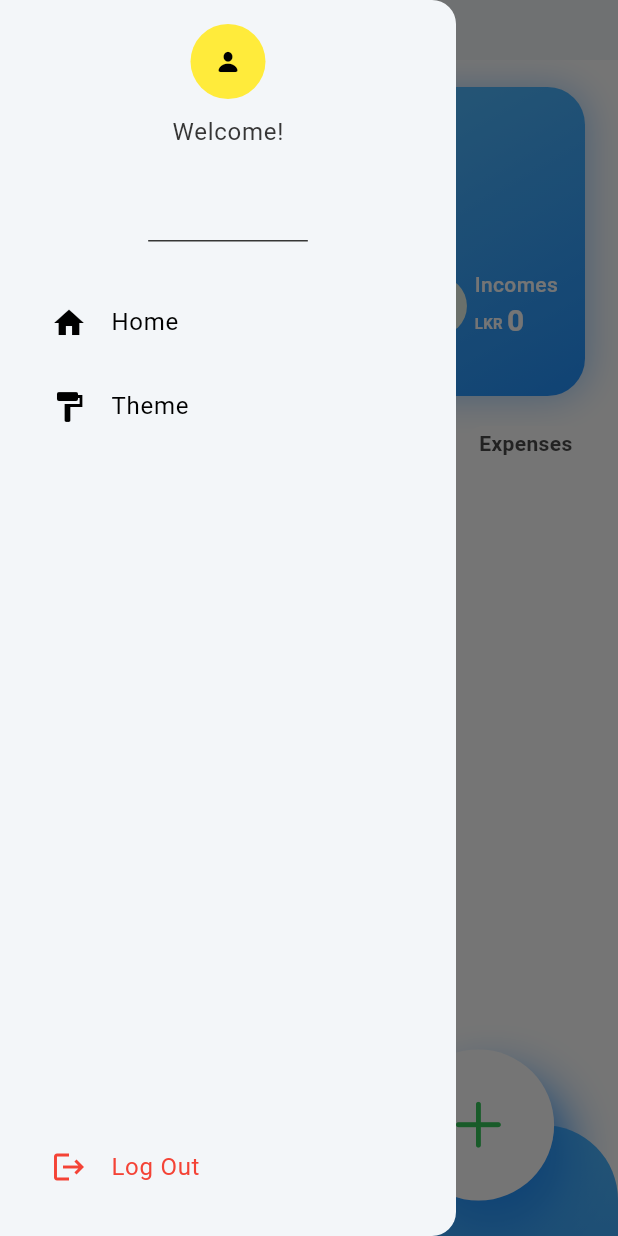
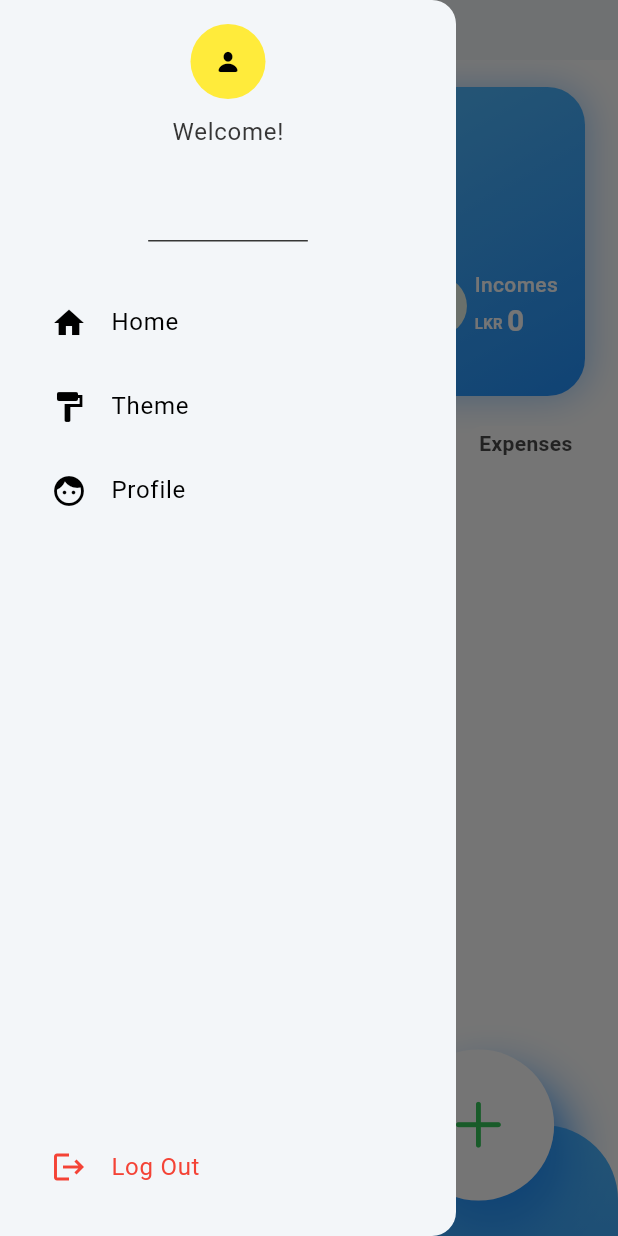
Before and after one commit to puliya2002/money_track, a Flutter app: the screen it shows once a user with an empty profile is signed in, with the side drawer open, on a phone screen of 412 x 824 dp. Run offline on Flutter 3.47's test engine with Material 3 defaults, Android fonts, the light colour scheme and no system bars; our stand-ins replace cloud_firestore, firebase_auth, firebase_core, font_awesome_flutter; accounts and stored records are empty.

Commit message:
profile page created

```diff
--- /dev/null
+++ b/lib/components/appbarr.dart
@@ -0,0 +1,18 @@
+import 'package:flutter/material.dart';
+
+class AppBarr extends StatelessWidget {
+  const AppBarr({super.key});
+
+  @override
+  Widget build(BuildContext context) {
+    return AppBar(
+        backgroundColor: Theme.of(context).colorScheme.background,
+        elevation: 0,
+
+        title: Image.asset("assets/Logo.png", height: 45,),
+        centerTitle: true,
+
+
+    );
+  }
+}
--- a/lib/components/my_dawer.dart
+++ b/lib/components/my_dawer.dart
@@ -3,6 +3,7 @@ import 'package:flutter/cupertino.dart';
 import 'package:flutter/material.dart';
 import 'package:flutter/widgets.dart';
 import 'package:money_track/pages/main_screen.dart';
+import 'package:money_track/pages/profile.dart';
 import 'package:provider/provider.dart';
 
 import '../theme/theme_provider.dart';
@@ -135,6 +136,19 @@ class _MyDrawerState extends State<MyDrawer> {
                         },
                       ),
 
+                      ListTile(
+                        leading: Icon(Icons.face),
+                        title: Text("Profile"),
+                        onTap: (){
+                          Navigator.push(
+                            context,
+                            MaterialPageRoute(builder: (context) => Profile()),
+                          );
+
+
+                        },
+                      ),
+
                     ],
                   ),
                   ListTile(
--- a/lib/pages/home_screen.dart
+++ b/lib/pages/home_screen.dart
@@ -9,6 +9,7 @@ import 'package:flutter/material.dart';
 
 
 import '../widgets/add_transaction_form.dart';
+import '../components/appbarr.dart';
 import 'main_screen.dart';
 
 
@@ -47,18 +48,10 @@ class _HomeScreenState extends State<HomeScreen> {
   Widget build(BuildContext context) {
     return Scaffold(
         appBar: PreferredSize(
-          preferredSize: Size.fromHeight(40.0),
-          child: AppBar(
-            backgroundColor: Theme.of(context).colorScheme.background,
-            elevation: 0,
+            preferredSize: Size.fromHeight(40.0),
+            child: AppBarr(),),
 
-            title: Image.asset("assets/Logo.png", height: 45,),
-            centerTitle: true,
-
-          ),
-        ),
-
-        drawer: MyDrawer(),
+            drawer: MyDrawer(),
 
 
         bottomNavigationBar: ClipRRect(
--- /dev/null
+++ b/lib/pages/profile.dart
@@ -0,0 +1,17 @@
+import 'package:flutter/material.dart';
+
+import '../components/appbarr.dart';
+
+class Profile extends StatelessWidget {
+  const Profile({super.key});
+
+  @override
+  Widget build(BuildContext context) {
+    return  Scaffold(
+      appBar: PreferredSize(
+        preferredSize: Size.fromHeight(40.0),
+        child: AppBarr(),),
+
+    );
+  }
+}
```
